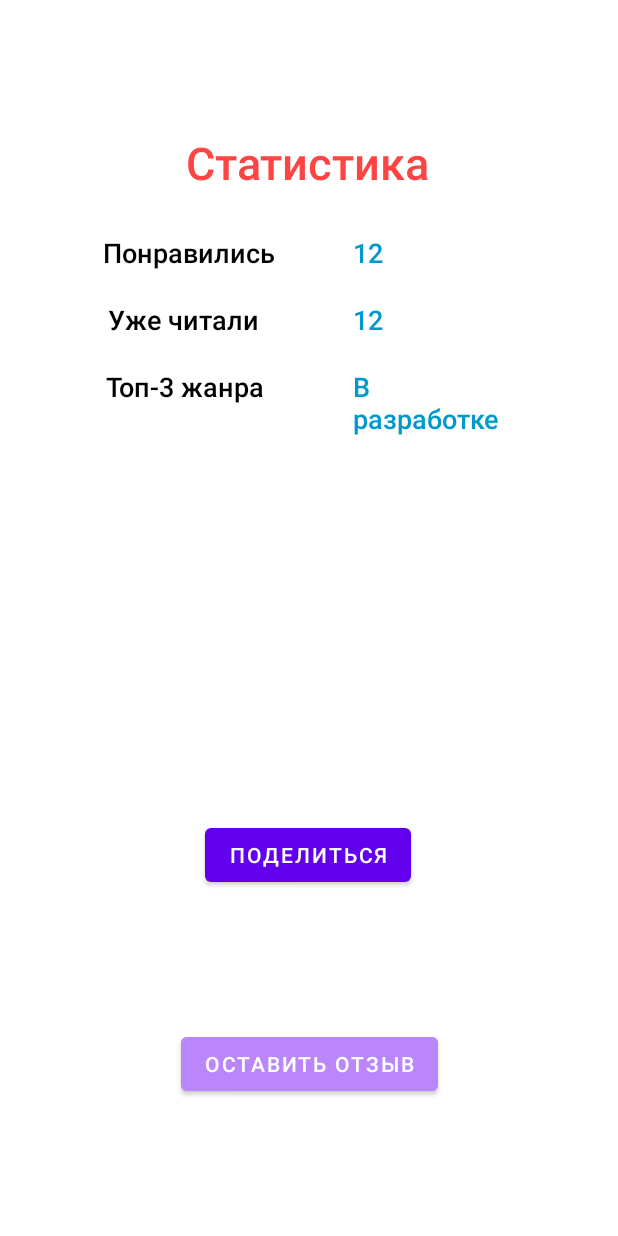
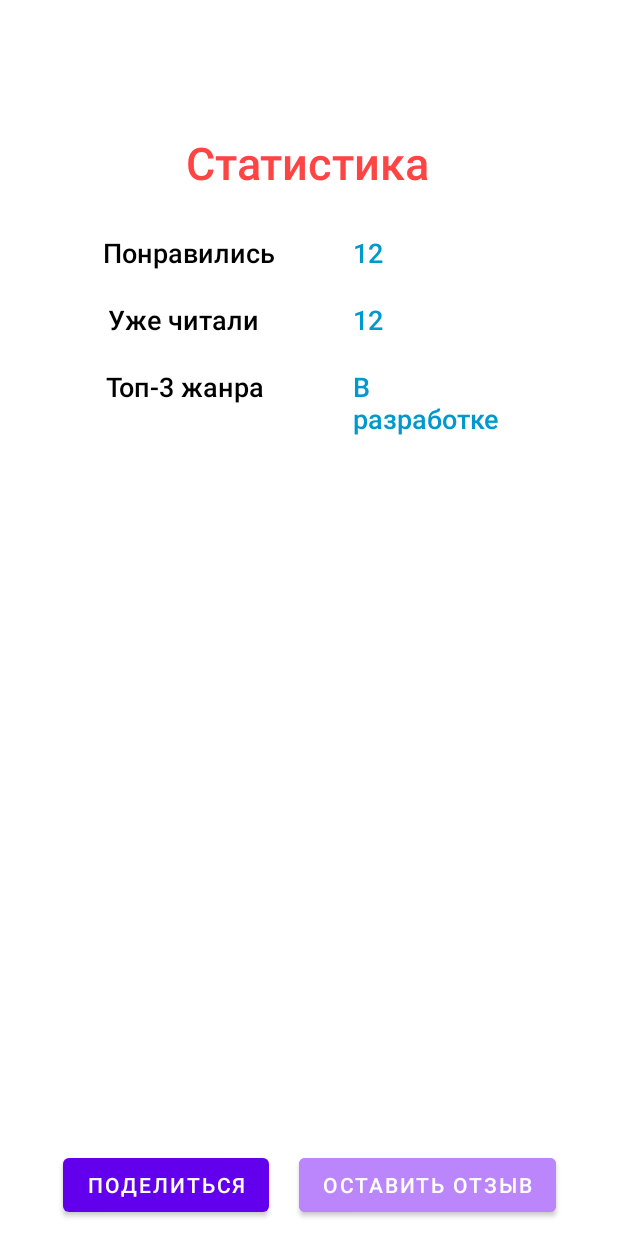
Before and after one commit to V0D14Ka/BookTestTask, an Android app: the layout fragment_info.xml on its own in the app's theme, with its tools: preview values and no code run, on a phone screen of 412 x 824 dp. Run offline under Robolectric (Android 15) with nearby library versions, the phone set to English and light mode, and no system bars.

Commit message:
some fix

```diff
--- a/app/src/main/java/com/example/booktesttask/models/book/BookAdapter.kt
+++ b/app/src/main/java/com/example/booktesttask/models/book/BookAdapter.kt
@@ -42,11 +42,11 @@ class BookAdapter (
             if(item.preview.isNotBlank()) {
                 Glide.with(itemImage)
                     .load(item.preview)
-                    .placeholder(R.drawable.ic_image)
-                    .error(R.drawable.ic_image)
+                    .placeholder(R.drawable.ic_launcher_background)
+                    .error(R.drawable.ic_launcher_background)
                     .into(itemImage)
             }else {
-                itemImage.setImageResource(R.drawable.ic_image)
+                itemImage.setImageResource(R.drawable.ic_launcher_background)
             }
         }
     }
--- a/app/src/main/java/com/example/booktesttask/sources/Mock.kt
+++ b/app/src/main/java/com/example/booktesttask/sources/Mock.kt
@@ -125,7 +125,7 @@ class MockInterceptor : Interceptor {
     override fun intercept(chain: Interceptor.Chain): Response {
         val uri = chain.request().url().uri().toString()
         val responseString = when {
-            uri.endsWith("login") -> mock.getAnswer()
+            uri.endsWith("getinfo") -> mock.getAnswer()
             uri.endsWith("dislike") -> "+"
             uri.endsWith("like") ->  {
                 val id = uri.removeSuffix("/like").removePrefix("http://www.mocky.io/v2/").toLong()
--- a/app/src/main/java/com/example/booktesttask/sources/users/UserApi.kt
+++ b/app/src/main/java/com/example/booktesttask/sources/users/UserApi.kt
@@ -16,7 +16,7 @@ interface UsersApi {
         @Body signInRequestEntity: SignInRequestEntity
     ): SignInResponseEntity
 
-    @GET("login")
+    @GET("getinfo")
     suspend fun getUser(): GetUserResponseEntity
 
     @POST("feedback")
--- a/app/src/main/res/layout/fragment_info.xml
+++ b/app/src/main/res/layout/fragment_info.xml
@@ -107,17 +107,22 @@
             app:layout_constraintStart_toStartOf="@+id/readcount"
             app:layout_constraintTop_toTopOf="@id/texttopgenres" />
 
+        <LinearLayout
+            android:layout_width="wrap_content"
+            android:layout_height="wrap_content"
+            android:layout_marginTop="200dp"
+            android:orientation="horizontal"
+            app:layout_constraintBottom_toBottomOf="parent"
+            app:layout_constraintEnd_toEndOf="parent"
+            app:layout_constraintStart_toStartOf="parent"
+            app:layout_constraintVertical_bias="0.488">
+
             <Button
                 android:id="@+id/ShareButton"
                 android:layout_width="wrap_content"
                 android:layout_height="wrap_content"
                 android:text="Поделиться"
-            app:layout_constraintBottom_toBottomOf="parent"
-            app:layout_constraintEnd_toEndOf="parent"
-            app:layout_constraintHorizontal_bias="0.498"
-            app:layout_constraintStart_toStartOf="parent"
-            app:layout_constraintTop_toBottomOf="@+id/textView"
-            app:layout_constraintVertical_bias="0.645" />
+                android:layout_margin="10dp"/>
 
             <Button
                 android:id="@+id/feedbackBtn"
@@ -125,10 +130,9 @@
                 android:layout_height="wrap_content"
                 android:text="Оставить отзыв"
                 android:backgroundTint="@color/purple_200"
-            app:layout_constraintBottom_toBottomOf="parent"
-            app:layout_constraintEnd_toEndOf="parent"
-            app:layout_constraintStart_toStartOf="parent"
-            app:layout_constraintTop_toBottomOf="@+id/ShareButton" />
+                android:layout_margin="10dp" />
+
+        </LinearLayout>
     </androidx.constraintlayout.widget.ConstraintLayout>
 
     <ProgressBar
```
Lines whose indentation alone changed are shown as unchanged.
